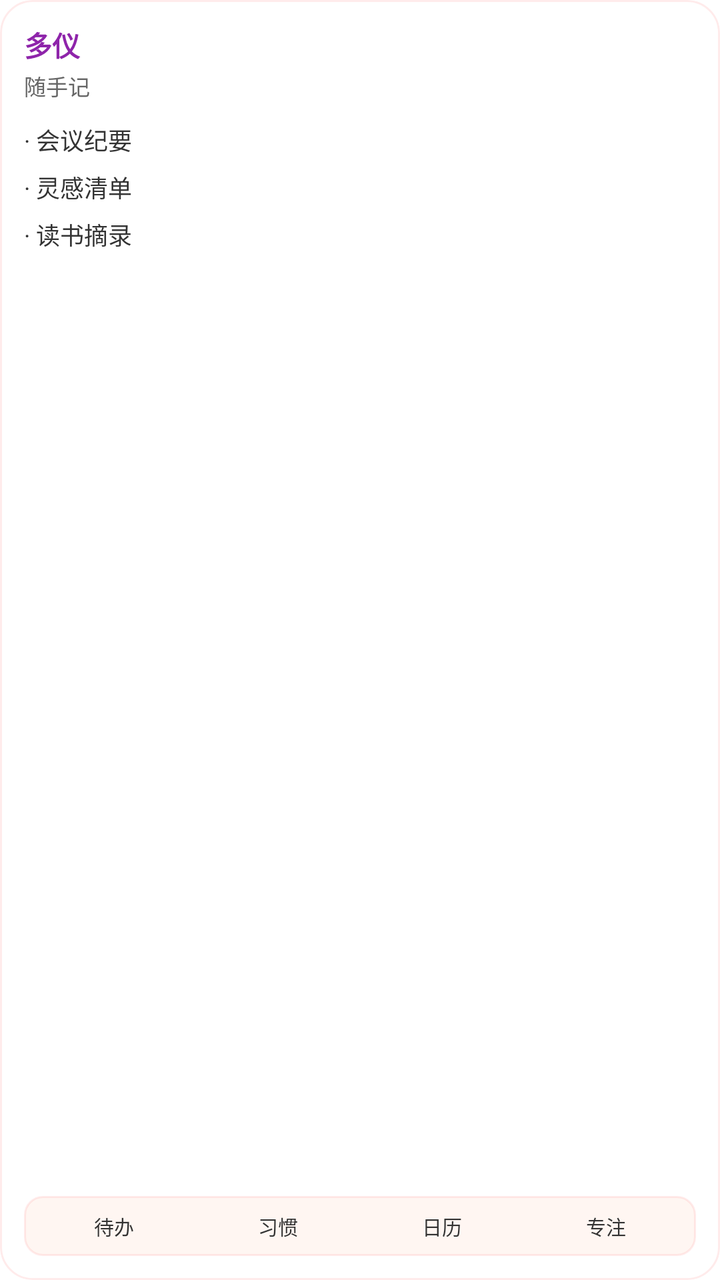
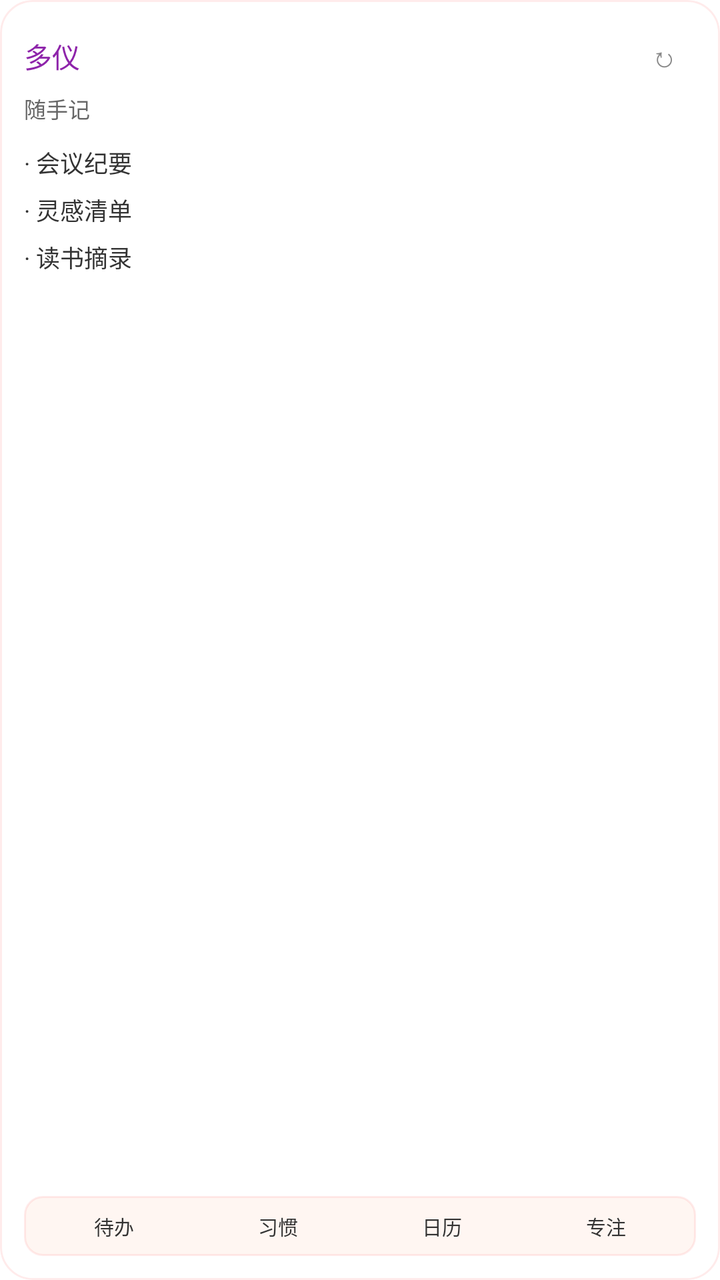

Before-and-after screenshots of an Android layout around one commit, followed by the original layout XML and the change that was made.
<!-- AndroidManifest.xml: fallback theme Theme.MaterialComponents.DayNight.NoActionBar -->
<!-- res/layout/duoyi_note_widget.xml -->
<?xml version="1.0" encoding="utf-8"?>
<FrameLayout xmlns:android="http://schemas.android.com/apk/res/android"
    android:id="@+id/widget_note_root"
    android:layout_width="match_parent"
    android:layout_height="match_parent"
    android:background="@drawable/widget_bg_round_16"
    android:clipToOutline="true"
    android:outlineProvider="background">

    <ImageView
        android:id="@+id/widget_theme_background"
        android:layout_width="match_parent"
        android:layout_height="match_parent"
        android:contentDescription="@null"
        android:scaleType="centerCrop"
        android:visibility="gone" />

    <TextView
        android:id="@+id/widget_theme_overlay"
        android:layout_width="match_parent"
        android:layout_height="match_parent"
        android:maxLines="1"
        android:ellipsize="end"
        android:visibility="gone" />

    <LinearLayout
        android:layout_width="match_parent"
        android:layout_height="match_parent"
        android:orientation="vertical"
        android:padding="12dp">

    <TextView
        android:id="@+id/widget_note_title"
        android:layout_width="match_parent"
        android:layout_height="wrap_content"
        android:ellipsize="end"
        android:maxLines="1"
        android:text="多仪"
        android:textColor="#8E24AA"
        android:textSize="14sp"
        android:textStyle="bold" />

    <TextView
        android:id="@+id/widget_note_subtitle"
        android:layout_width="match_parent"
        android:layout_height="wrap_content"
        android:layout_marginTop="2dp"
        android:ellipsize="end"
        android:maxLines="1"
        android:text="随手记"
        android:textColor="#666666"
        android:textSize="11sp" />

    <LinearLayout
        android:layout_width="match_parent"
        android:layout_height="0dp"
        android:layout_weight="1"
        android:layout_marginTop="10dp"
        android:orientation="vertical">

        <TextView
            android:id="@+id/widget_note_1"
            android:layout_width="match_parent"
            android:layout_height="wrap_content"
            android:ellipsize="end"
            android:maxLines="1"
            android:text="· 会议纪要"
            android:textColor="#333333"
            android:textSize="12sp" />

        <TextView
            android:id="@+id/widget_note_2"
            android:layout_width="match_parent"
            android:layout_height="wrap_content"
            android:layout_marginTop="6dp"
            android:ellipsize="end"
            android:maxLines="1"
            android:text="· 灵感清单"
            android:textColor="#333333"
            android:textSize="12sp" />

        <TextView
            android:id="@+id/widget_note_3"
            android:layout_width="match_parent"
            android:layout_height="wrap_content"
            android:layout_marginTop="6dp"
            android:ellipsize="end"
            android:maxLines="1"
            android:text="· 读书摘录"
            android:textColor="#333333"
            android:textSize="12sp" />
    </LinearLayout>

    <LinearLayout
        android:id="@+id/widget_note_bottom_nav"
        android:layout_width="match_parent"
        android:layout_height="30dp"
        android:layout_marginTop="8dp"
        android:background="@drawable/widget_nav_bg"
        android:gravity="center"
        android:orientation="horizontal"
        android:paddingLeft="4dp"
        android:paddingRight="4dp"
        android:weightSum="4">

        <TextView
            android:id="@+id/widget_note_nav_todo"
            android:layout_width="0dp"
            android:layout_height="match_parent"
            android:layout_weight="1"
            android:gravity="center"
            android:ellipsize="end"
            android:maxLines="1"
            android:text="待办"
            android:textColor="#333333"
            android:textSize="10sp" />

        <TextView
            android:id="@+id/widget_note_nav_habit"
            android:layout_width="0dp"
            android:layout_height="match_parent"
            android:layout_weight="1"
            android:gravity="center"
            android:ellipsize="end"
            android:maxLines="1"
            android:text="习惯"
            android:textColor="#333333"
            android:textSize="10sp" />

        <TextView
            android:id="@+id/widget_note_nav_calendar"
            android:layout_width="0dp"
            android:layout_height="match_parent"
            android:layout_weight="1"
            android:gravity="center"
            android:ellipsize="end"
            android:maxLines="1"
            android:text="日历"
            android:textColor="#333333"
            android:textSize="10sp" />

        <TextView
            android:id="@+id/widget_note_nav_focus"
            android:layout_width="0dp"
            android:layout_height="match_parent"
            android:layout_weight="1"
            android:gravity="center"
            android:ellipsize="end"
            android:maxLines="1"
            android:text="专注"
            android:textColor="#333333"
            android:textSize="10sp" />
    </LinearLayout>
    </LinearLayout>
</FrameLayout>
<!-- resources referenced by this layout -->
<resources>
  <!-- drawable widget_bg_round_16 (drawable) -->
  <?xml version="1.0" encoding="utf-8"?>
  <shape xmlns:android="http://schemas.android.com/apk/res/android"
      android:shape="rectangle">
      <corners android:radius="16dp" />
      <solid android:color="#FFFFFFFF" />
      <stroke android:width="1dp" android:color="#22FF6B6B" />
  </shape>
  <!-- drawable widget_nav_bg (drawable) -->
  <?xml version="1.0" encoding="utf-8"?>
  <shape xmlns:android="http://schemas.android.com/apk/res/android"
      android:shape="rectangle">
      <corners android:radius="9dp" />
      <solid android:color="#FFFFF6F2" />
      <stroke android:width="1dp" android:color="#22FF6B6B" />
  </shape>
</resources>

<!-- the commit's change to res/layout/duoyi_note_widget.xml (unified diff, before → after) -->
@@ -29,16 +29,35 @@
         android:orientation="vertical"
         android:padding="12dp">
 
-    <TextView
-        android:id="@+id/widget_note_title"
+    <LinearLayout
         android:layout_width="match_parent"
         android:layout_height="wrap_content"
-        android:ellipsize="end"
-        android:maxLines="1"
-        android:text="多仪"
-        android:textColor="#8E24AA"
-        android:textSize="14sp"
-        android:textStyle="bold" />
+        android:gravity="center_vertical"
+        android:orientation="horizontal">
+
+        <TextView
+            android:id="@+id/widget_note_title"
+            android:layout_width="0dp"
+            android:layout_height="wrap_content"
+            android:layout_weight="1"
+            android:ellipsize="end"
+            android:maxLines="1"
+            android:text="多仪"
+            android:textColor="#8E24AA"
+            android:textSize="14sp" />
+
+        <TextView
+            android:id="@+id/widget_refresh"
+            android:layout_width="32dp"
+            android:layout_height="32dp"
+            android:contentDescription="刷新小组件"
+            android:ellipsize="end"
+            android:gravity="center"
+            android:maxLines="1"
+            android:text="↻"
+            android:textColor="#888888"
+            android:textSize="14sp" />
+    </LinearLayout>
 
     <TextView
         android:id="@+id/widget_note_subtitle"
